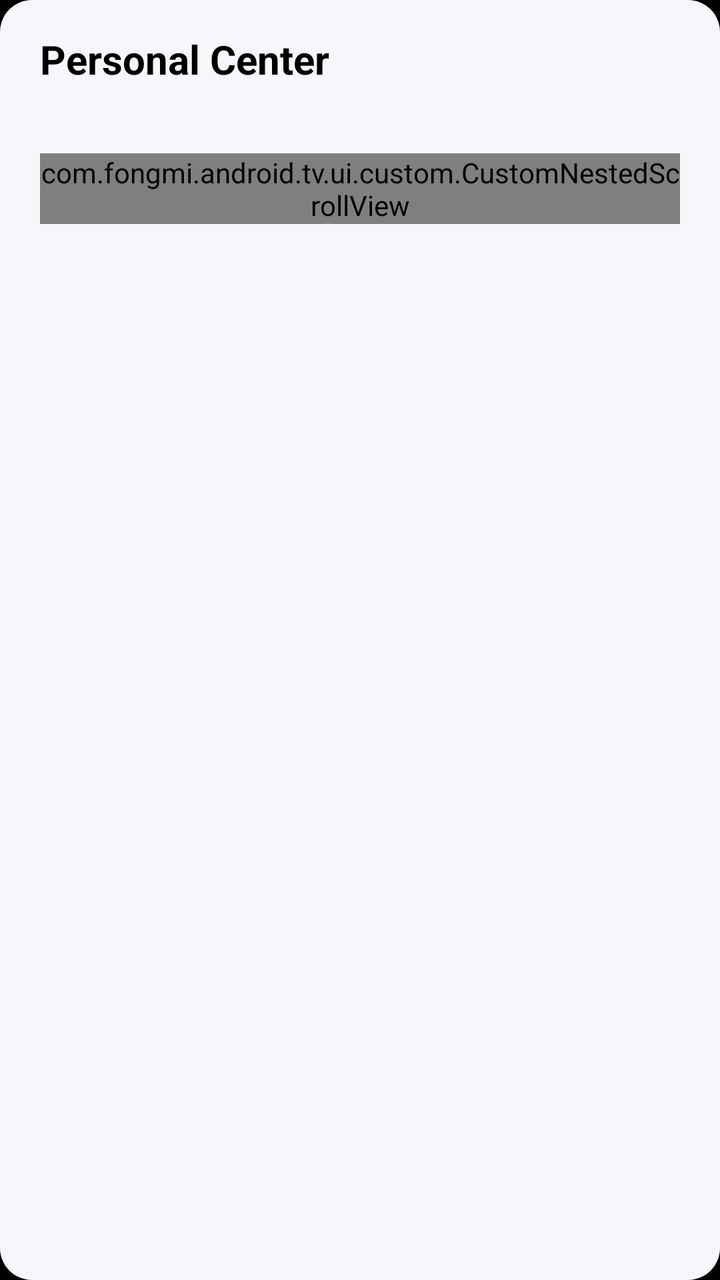
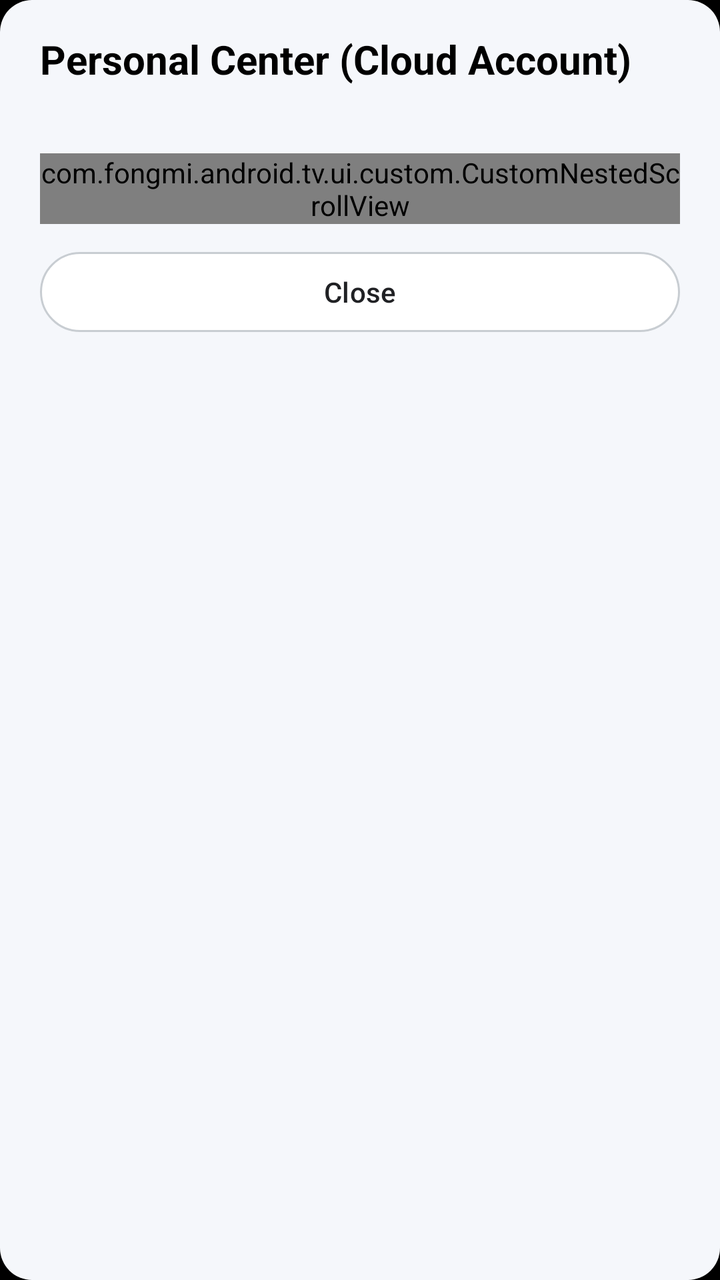

The first picture is an Android layout as it rendered before a commit; the second is the same layout after the commit. The layout source and the unified diff follow.
<!-- AndroidManifest.xml: application theme Theme.App -->
<!-- res/layout/dialog_account.xml -->
<?xml version="1.0" encoding="utf-8"?>
<androidx.appcompat.widget.LinearLayoutCompat xmlns:android="http://schemas.android.com/apk/res/android"
    xmlns:app="http://schemas.android.com/apk/res-auto"
    android:id="@+id/root"
    android:layout_width="match_parent"
    android:layout_height="wrap_content"
    android:background="@drawable/shape_account_dialog"
    android:orientation="vertical"
    android:paddingStart="20dp"
    android:paddingTop="16dp"
    android:paddingEnd="20dp"
    android:paddingBottom="12dp">

    <com.google.android.material.textview.MaterialTextView
        android:id="@+id/title"
        android:layout_width="match_parent"
        android:layout_height="wrap_content"
        android:text="@string/account_title"
        android:textColor="@color/black"
        android:textSize="20sp"
        android:textStyle="bold" />

    <com.google.android.material.textview.MaterialTextView
        android:id="@+id/summary"
        android:layout_width="match_parent"
        android:layout_height="wrap_content"
        android:layout_marginTop="6dp"
        android:textColor="#5F6368"
        android:textSize="13sp" />

    <com.google.android.material.progressindicator.LinearProgressIndicator
        android:id="@+id/progress"
        android:layout_width="match_parent"
        android:layout_height="wrap_content"
        android:layout_marginTop="8dp"
        android:indeterminate="true"
        android:visibility="gone" />

    <com.fongmi.android.tv.ui.custom.CustomNestedScrollView
        android:id="@+id/contentScroll"
        android:layout_width="match_parent"
        android:layout_height="wrap_content"
        android:layout_marginTop="10dp"
        android:clipToPadding="false"
        android:fillViewport="false"
        android:overScrollMode="never"
        android:scrollbars="none"
        app:maxHeight="520dp">

        <androidx.appcompat.widget.LinearLayoutCompat
            android:id="@+id/content"
            android:layout_width="match_parent"
            android:layout_height="wrap_content"
            android:orientation="vertical" />

    </com.fongmi.android.tv.ui.custom.CustomNestedScrollView>

</androidx.appcompat.widget.LinearLayoutCompat>
<!-- resources referenced by this layout -->
<resources>
  <color name="black">#000000</color>
  <!-- drawable shape_account_dialog (drawable) -->
  <?xml version="1.0" encoding="utf-8"?>
  <shape xmlns:android="http://schemas.android.com/apk/res/android"
      android:shape="rectangle">
  
      <solid android:color="#F5F7FB" />
  
      <corners android:radius="16dp" />
  
  </shape>
  <string name="account_title">Personal Center</string>
  <style name="Theme.App" parent="Theme.Base" />
  <style name="Theme.Base" parent="Theme.Material3.Dark.NoActionBar">
          <item name="colorPrimary">@color/white</item>
          <item name="android:windowBackground">@color/black</item>
          <item name="android:windowFullscreen">true</item>
          <item name="android:windowTranslucentStatus">true</item>
          <item name="android:windowTranslucentNavigation">true</item>
          <item name="android:windowAnimationStyle">@style/NoAnim</item>
      </style>
  <color name="white">#FFFFFF</color>
  <style name="NoAnim">
          <item name="android:activityOpenEnterAnimation">@null</item>
          <item name="android:activityOpenExitAnimation">@null</item>
          <item name="android:activityCloseEnterAnimation">@null</item>
          <item name="android:activityCloseExitAnimation">@null</item>
      </style>
</resources>

<!-- the commit's change to res/layout/dialog_account.xml (unified diff, before → after) -->
@@ -55,4 +55,16 @@
 
     </com.fongmi.android.tv.ui.custom.CustomNestedScrollView>
 
+    
+    <com.google.android.material.button.MaterialButton
+        android:id="@+id/close"
+        android:layout_width="match_parent"
+        android:layout_height="48dp"
+        android:layout_marginTop="10dp"
+        android:text="@string/account_close"
+        android:textColor="@color/dialog_outlined_button_text"
+        app:backgroundTint="@color/dialog_outlined_button_bg"
+        app:strokeColor="@color/dialog_outlined_button_stroke"
+        app:strokeWidth="1dp" />
+
 </androidx.appcompat.widget.LinearLayoutCompat>
<!-- resource entries referenced after the edit -->
@@ -11,7 +11,8 @@
       <corners android:radius="16dp" />
   
   </shape>
-  <string name="account_title">Personal Center</string>
+  <string name="account_close">Close</string>
+  <string name="account_title">Personal Center (Cloud Account)</string>
   <style name="Theme.App" parent="Theme.Base" />
   <style name="Theme.Base" parent="Theme.Material3.Dark.NoActionBar">
           <item name="colorPrimary">@color/white</item>
